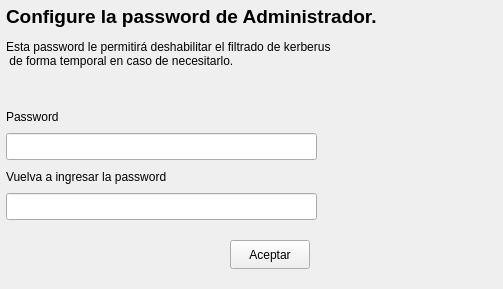
First picture: the form in cliente/password/formulario.ui, repository AviFix/Kerberus-Control-Parental, before the edit.
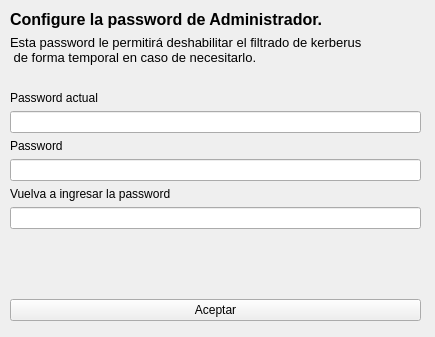
Second picture: the form after the edit.

What changed in the file:
```diff
--- a/cliente/password/formulario.ui
+++ b/cliente/password/formulario.ui
@@ -6,8 +6,8 @@
    <rect>
     <x>0</x>
     <y>0</y>
-    <width>503</width>
-    <height>289</height>
+    <width>435</width>
+    <height>337</height>
    </rect>
   </property>
   <property name="sizePolicy">
@@ -19,18 +19,21 @@
   <property name="windowTitle">
    <string>Password de administrador</string>
   </property>
+  <widget class="QWidget" name="verticalLayoutWidget">
+   <property name="geometry">
+    <rect>
+     <x>10</x>
+     <y>10</y>
+     <width>411</width>
+     <height>311</height>
+    </rect>
+   </property>
+   <layout class="QVBoxLayout" name="verticalLayout">
+    <item>
   <widget class="QLabel" name="label">
-   <property name="geometry">
-    <rect>
-     <x>6</x>
-     <y>6</y>
-     <width>471</width>
-     <height>21</height>
-    </rect>
-   </property>
    <property name="font">
     <font>
-     <pointsize>14</pointsize>
+        <pointsize>12</pointsize>
      <weight>75</weight>
      <bold>true</bold>
     </font>
@@ -39,29 +42,48 @@
     <string>Configure la password de Administrador.</string>
    </property>
   </widget>
+    </item>
+    <item>
   <widget class="QLabel" name="label_2">
-   <property name="geometry">
-    <rect>
-     <x>6</x>
-     <y>33</y>
-     <width>479</width>
-     <height>41</height>
-    </rect>
+      <property name="font">
+       <font>
+        <pointsize>10</pointsize>
+       </font>
    </property>
    <property name="text">
     <string>Esta password le permitirá deshabilitar el filtrado de kerberus 
  de forma temporal en caso de necesitarlo.</string>
    </property>
   </widget>
+    </item>
+    <item>
+     <spacer name="horizontalSpacer">
+      <property name="orientation">
+       <enum>Qt::Horizontal</enum>
+      </property>
+      <property name="sizeHint" stdset="0">
+       <size>
+        <width>40</width>
+        <height>20</height>
+       </size>
+      </property>
+     </spacer>
+    </item>
+    <item>
+     <widget class="QLabel" name="label_passwordActual">
+      <property name="enabled">
+       <bool>true</bool>
+      </property>
+      <property name="text">
+       <string>Password actual</string>
+      </property>
+     </widget>
+    </item>
+    <item>
+     <widget class="QLineEdit" name="password_actual"/>
+    </item>
+    <item>
   <widget class="QLabel" name="label_3">
-   <property name="geometry">
-    <rect>
-     <x>6</x>
-     <y>106</y>
-     <width>75</width>
-     <height>21</height>
-    </rect>
-   </property>
    <property name="text">
     <string>Password</string>
    </property>
@@ -69,28 +91,16 @@
     <cstring>password1</cstring>
    </property>
   </widget>
+    </item>
+    <item>
   <widget class="QLineEdit" name="password1">
-   <property name="geometry">
-    <rect>
-     <x>6</x>
-     <y>133</y>
-     <width>311</width>
-     <height>27</height>
-    </rect>
-   </property>
    <property name="echoMode">
     <enum>QLineEdit::Password</enum>
    </property>
   </widget>
+    </item>
+    <item>
   <widget class="QLabel" name="label_4">
-   <property name="geometry">
-    <rect>
-     <x>6</x>
-     <y>166</y>
-     <width>230</width>
-     <height>21</height>
-    </rect>
-   </property>
    <property name="text">
     <string>Vuelva a ingresar la password</string>
    </property>
@@ -98,38 +108,37 @@
     <cstring>password2</cstring>
    </property>
   </widget>
+    </item>
+    <item>
   <widget class="QLineEdit" name="password2">
-   <property name="geometry">
-    <rect>
-     <x>6</x>
-     <y>193</y>
-     <width>311</width>
-     <height>27</height>
-    </rect>
-   </property>
    <property name="echoMode">
     <enum>QLineEdit::Password</enum>
    </property>
   </widget>
+    </item>
+    <item>
+     <spacer name="verticalSpacer">
+      <property name="orientation">
+       <enum>Qt::Vertical</enum>
+      </property>
+      <property name="sizeHint" stdset="0">
+       <size>
+        <width>20</width>
+        <height>40</height>
+       </size>
+      </property>
+     </spacer>
+    </item>
+    <item>
   <widget class="QPushButton" name="boton">
-   <property name="geometry">
-    <rect>
-     <x>230</x>
-     <y>240</y>
-     <width>80</width>
-     <height>29</height>
-    </rect>
-   </property>
    <property name="text">
     <string>Aceptar</string>
    </property>
   </widget>
- </widget>
- <tabstops>
-  <tabstop>password1</tabstop>
-  <tabstop>password2</tabstop>
-  <tabstop>boton</tabstop>
- </tabstops>
+    </item>
+   </layout>
+  </widget>
+ </widget>
  <resources/>
  <connections/>
 </ui>
```
Lines whose indentation alone changed are shown as unchanged.
